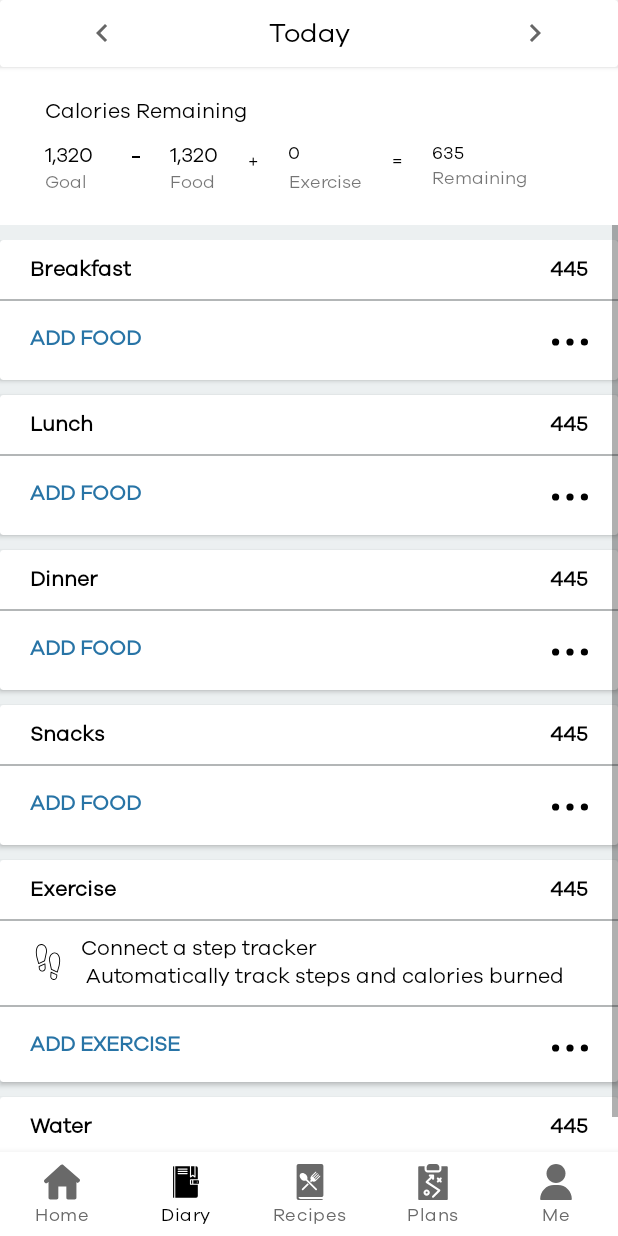
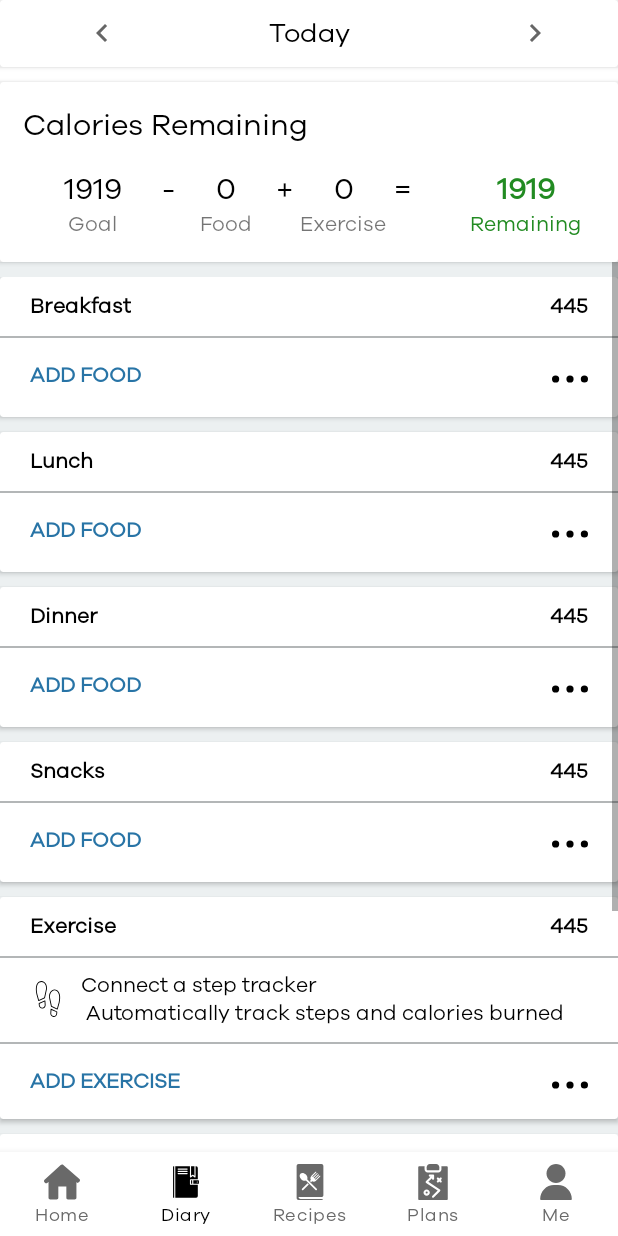
Before and after one commit to prabinkumarsahu28/MyFitnessGoal, an Android app: the screen it shows after launch once a user with an empty profile is signed in (MainActivity), item 2 of the bottom bar chosen, on a phone screen of 412 x 824 dp. Run offline under Robolectric (Android 15) with nearby library versions, the phone set to English and light mode, and no system bars; our stand-ins replace Firebase (no records; nobody signed in at launch, a user with empty details on screens opened directly), Room's generated code.

Commit message:
minor changes

```diff
--- a/MyFitnessGoal/app/src/main/java/com/eclair/myfitnessgoal/activities/PlanDetailsActivity.kt
+++ b/MyFitnessGoal/app/src/main/java/com/eclair/myfitnessgoal/activities/PlanDetailsActivity.kt
@@ -23,8 +23,8 @@ class PlanDetailsActivity : AppCompatActivity() {
             tvPlanDetailsName.text = plans.name
         }
 
+        tlPlanDetails.setupWithViewPager(vpPlanDetails)
         vpPlanDetails.adapter = PlanDetailsAdapter(supportFragmentManager, plans)
-        tlPlanDetails.setupWithViewPager(vpPlanDetails)
 
         ivArrowBack.setOnClickListener {
             val intent = Intent(this, MainActivity::class.java)
--- a/MyFitnessGoal/app/src/main/java/com/eclair/myfitnessgoal/adapter/PlanDetailsAdapter.kt
+++ b/MyFitnessGoal/app/src/main/java/com/eclair/myfitnessgoal/adapter/PlanDetailsAdapter.kt
@@ -1,3 +1,5 @@
+@file:Suppress("DEPRECATION")
+
 package com.eclair.myfitnessgoal.adapter
 
 import android.os.Bundle
--- a/MyFitnessGoal/app/src/main/java/com/eclair/myfitnessgoal/fragments/DiaryFragment.kt
+++ b/MyFitnessGoal/app/src/main/java/com/eclair/myfitnessgoal/fragments/DiaryFragment.kt
@@ -7,7 +7,6 @@ import android.os.Bundle
 import android.view.LayoutInflater
 import android.view.View
 import android.view.ViewGroup
-import android.widget.Toast
 import androidx.fragment.app.Fragment
 import androidx.lifecycle.ViewModelProviders
 import androidx.recyclerview.widget.LinearLayoutManager
--- a/MyFitnessGoal/app/src/main/java/com/eclair/myfitnessgoal/viewHolder/FarmersMarketViewHolder.kt
+++ b/MyFitnessGoal/app/src/main/java/com/eclair/myfitnessgoal/viewHolder/FarmersMarketViewHolder.kt
@@ -15,7 +15,7 @@ class FarmersMarketViewHolder(private val view: View,private val recipeViewListe
         view.apply {
             Glide.with(this).load(recipesClass.ImgLink).into(ivSproutsMarket)
             tvMarketItemName.text = recipesClass.Name
-            tvCal.text = recipesClass.cal
+            tvCal.text = "${recipesClass.cal} Cal"
 
             ivSproutsMarket.setOnClickListener {
                 recipeViewListener.onRecipeClicked(recipesClass)
--- a/MyFitnessGoal/app/src/main/res/layout/activity_login.xml
+++ b/MyFitnessGoal/app/src/main/res/layout/activity_login.xml
@@ -17,7 +17,7 @@
         app:layout_constraintTop_toTopOf="parent">
 
         <ImageView
-            android:id="@+id/ivBackArrowChat"
+            android:id="@+id/ivBackArrowSignUp"
             android:layout_width="wrap_content"
             android:layout_height="wrap_content"
             android:src="@drawable/ic_baseline_arrow_back_24"
--- a/MyFitnessGoal/app/src/main/res/layout/activity_show_food_details.xml
+++ b/MyFitnessGoal/app/src/main/res/layout/activity_show_food_details.xml
@@ -27,7 +27,7 @@
                 android:layout_height="wrap_content">
 
                 <ImageView
-                    android:id="@+id/ivBackArrowChat"
+                    android:id="@+id/ivBackArrowSignUp"
                     android:layout_width="wrap_content"
                     android:layout_height="wrap_content"
                     android:src="@drawable/ic_baseline_arrow_back_24"
--- a/MyFitnessGoal/app/src/main/res/layout/activity_sign_up.xml
+++ b/MyFitnessGoal/app/src/main/res/layout/activity_sign_up.xml
@@ -17,7 +17,7 @@
         app:layout_constraintTop_toTopOf="parent">
 
         <ImageView
-            android:id="@+id/ivBackArrowChat"
+            android:id="@+id/ivBackArrowSignUp"
             android:layout_width="wrap_content"
             android:layout_height="wrap_content"
             android:src="@drawable/ic_baseline_arrow_back_24"
--- a/MyFitnessGoal/app/src/main/res/layout/fragment_diary.xml
+++ b/MyFitnessGoal/app/src/main/res/layout/fragment_diary.xml
@@ -1,11 +1,11 @@
 <?xml version="1.0" encoding="utf-8"?>
-<androidx.constraintlayout.widget.ConstraintLayout xmlns:android="http://schemas.android.com/apk/res/android"
+<LinearLayout xmlns:android="http://schemas.android.com/apk/res/android"
     xmlns:app="http://schemas.android.com/apk/res-auto"
     xmlns:tools="http://schemas.android.com/tools"
     android:layout_width="match_parent"
     android:layout_height="match_parent"
+    android:orientation="vertical"
     tools:context=".fragments.DiaryFragment">
-
 
     <androidx.cardview.widget.CardView
         android:id="@+id/cvDays"
@@ -68,154 +68,145 @@
     <androidx.cardview.widget.CardView
         android:layout_width="match_parent"
         android:layout_height="wrap_content"
-        app:layout_constraintStart_toStartOf="parent"
+        android:layout_marginTop="@dimen/dp_10"
+        android:elevation="@dimen/dp_10"
         app:layout_constraintTop_toBottomOf="@id/cvDays">
 
-    </androidx.cardview.widget.CardView>
+        <androidx.constraintlayout.widget.ConstraintLayout
+            android:layout_width="match_parent"
+            android:layout_height="wrap_content"
+            android:layout_margin="@dimen/dp_15">
 
             <TextView
                 android:id="@+id/tvCalRemaining"
                 android:layout_width="wrap_content"
                 android:layout_height="wrap_content"
-        android:layout_marginStart="30dp"
-        android:layout_marginTop="20dp"
+                android:paddingBottom="@dimen/dp_15"
                 android:text="Calories Remaining"
                 android:textColor="@color/black"
+                android:textSize="@dimen/sp_20"
                 app:layout_constraintStart_toStartOf="parent"
-        app:layout_constraintTop_toBottomOf="@id/cvDays" />
-
-    <RelativeLayout
-        android:id="@+id/rlCalculateCal"
-        android:layout_width="wrap_content"
-        android:layout_height="wrap_content"
-        app:layout_constraintStart_toStartOf="@id/tvCalRemaining"
-        app:layout_constraintTop_toBottomOf="@id/tvCalRemaining">
+                app:layout_constraintTop_toTopOf="parent" />
 
             <TextView
                 android:id="@+id/tvGoalCal"
                 android:layout_width="wrap_content"
                 android:layout_height="wrap_content"
-            android:layout_marginTop="10dp"
-            android:text="1,320"
-            android:textColor="@color/black" />
+                android:text="1919"
+                android:textColor="@color/black"
+                android:textSize="@dimen/sp_20"
+                app:layout_constraintEnd_toStartOf="@id/tvMinus"
+                app:layout_constraintStart_toStartOf="parent"
+                app:layout_constraintTop_toBottomOf="@id/tvCalRemaining" />
 
             <TextView
-            android:id="@+id/tvTotalCalories"
                 android:layout_width="wrap_content"
                 android:layout_height="wrap_content"
-            android:layout_below="@+id/tvGoalCal"
                 android:text="Goal"
-            android:textAlignment="center"
-            android:textSize="12sp" />
+                app:layout_constraintEnd_toEndOf="@id/tvGoalCal"
+                app:layout_constraintStart_toStartOf="@id/tvGoalCal"
+                app:layout_constraintTop_toBottomOf="@id/tvGoalCal" />
 
-        <View
-            android:id="@+id/vMinus"
-            android:layout_width="5dp"
-            android:layout_height="1dp"
-            android:layout_marginStart="30dp"
-            android:layout_marginTop="20dp"
-            android:layout_toRightOf="@id/tvTotalCalories"
-            android:background="@color/black" />
+            <TextView
+                android:id="@+id/tvMinus"
+                android:layout_width="wrap_content"
+                android:layout_height="wrap_content"
+                android:text="-"
+                android:textColor="@color/black"
+                android:textSize="@dimen/sp_20"
+                app:layout_constraintEnd_toStartOf="@id/tvFoodCal"
+                app:layout_constraintStart_toEndOf="@id/tvGoalCal"
+                app:layout_constraintTop_toBottomOf="@id/tvCalRemaining" />
 
             <TextView
                 android:id="@+id/tvFoodCal"
                 android:layout_width="wrap_content"
                 android:layout_height="wrap_content"
-            android:layout_marginStart="20dp"
-            android:layout_marginTop="10dp"
-            android:layout_toRightOf="@+id/vMinus"
-            android:text="1,320"
-            android:textColor="@color/black" />
+                android:text="0"
+                android:textColor="@color/black"
+                android:textSize="@dimen/sp_20"
+                app:layout_constraintEnd_toStartOf="@id/tvPlus"
+                app:layout_constraintStart_toEndOf="@id/tvMinus"
+                app:layout_constraintTop_toBottomOf="@id/tvCalRemaining" />
 
             <TextView
-            android:id="@+id/tvFood"
                 android:layout_width="wrap_content"
                 android:layout_height="wrap_content"
-            android:layout_below="@+id/tvFoodCal"
-            android:layout_marginStart="20dp"
-            android:layout_toRightOf="@+id/vMinus"
                 android:text="Food"
-            android:textAlignment="center"
-            android:textSize="12sp" />
+                app:layout_constraintEnd_toEndOf="@id/tvFoodCal"
+                app:layout_constraintStart_toStartOf="@id/tvFoodCal"
+                app:layout_constraintTop_toBottomOf="@id/tvFoodCal" />
 
             <TextView
                 android:id="@+id/tvPlus"
                 android:layout_width="wrap_content"
                 android:layout_height="wrap_content"
-            android:layout_marginStart="20dp"
-            android:layout_marginTop="15dp"
-            android:layout_toRightOf="@+id/tvFoodCal"
                 android:text="+"
-            android:textAlignment="center"
                 android:textColor="@color/black"
-            android:textSize="12sp" />
+                android:textSize="@dimen/sp_20"
+                app:layout_constraintEnd_toStartOf="@id/tvExerciseCal"
+                app:layout_constraintStart_toEndOf="@id/tvFoodCal"
+                app:layout_constraintTop_toBottomOf="@id/tvCalRemaining" />
 
             <TextView
                 android:id="@+id/tvExerciseCal"
                 android:layout_width="wrap_content"
                 android:layout_height="wrap_content"
-            android:layout_marginStart="20dp"
-            android:layout_marginTop="10dp"
-            android:layout_toRightOf="@+id/tvPlus"
                 android:text="0"
-            android:textAlignment="center"
                 android:textColor="@color/black"
-            android:textSize="12sp" />
+                android:textSize="@dimen/sp_20"
+                app:layout_constraintEnd_toStartOf="@id/tvEqual"
+                app:layout_constraintStart_toEndOf="@id/tvPlus"
+                app:layout_constraintTop_toBottomOf="@id/tvCalRemaining" />
 
             <TextView
-            android:id="@+id/tvExercise"
                 android:layout_width="wrap_content"
                 android:layout_height="wrap_content"
-            android:layout_below="@+id/tvFoodCal"
-            android:layout_marginStart="20dp"
-            android:layout_toRightOf="@+id/tvPlus"
                 android:text="Exercise"
-            android:textAlignment="center"
-            android:textSize="12sp" />
+                app:layout_constraintEnd_toEndOf="@id/tvExerciseCal"
+                app:layout_constraintStart_toStartOf="@id/tvExerciseCal"
+                app:layout_constraintTop_toBottomOf="@id/tvExerciseCal" />
 
             <TextView
                 android:id="@+id/tvEqual"
                 android:layout_width="wrap_content"
                 android:layout_height="wrap_content"
-            android:layout_marginStart="20dp"
-            android:layout_marginTop="15dp"
-            android:layout_toRightOf="@+id/tvExercise"
                 android:text="="
-            android:textAlignment="center"
                 android:textColor="@color/black"
-            android:textSize="12sp" />
-
+                android:textSize="@dimen/sp_20"
+                app:layout_constraintEnd_toStartOf="@id/tvRemainingCal"
+                app:layout_constraintStart_toEndOf="@id/tvExerciseCal"
+                app:layout_constraintTop_toBottomOf="@id/tvCalRemaining" />
 
             <TextView
                 android:id="@+id/tvRemainingCal"
                 android:layout_width="wrap_content"
                 android:layout_height="wrap_content"
-            android:layout_marginStart="20dp"
-            android:layout_marginTop="10dp"
-            android:layout_toRightOf="@+id/tvEqual"
-            android:text="635"
-            android:textAlignment="center"
-            android:textColor="@color/black"
-            android:textSize="12sp" />
+                android:layout_marginStart="@dimen/dp_30"
+                android:text="1919"
+                android:textColor="@color/green"
+                android:textSize="@dimen/sp_20"
+                android:textStyle="bold"
+                app:layout_constraintEnd_toEndOf="parent"
+                app:layout_constraintStart_toEndOf="@id/tvEqual"
+                app:layout_constraintTop_toBottomOf="@id/tvCalRemaining" />
 
             <TextView
-            android:id="@+id/tvRemaining"
                 android:layout_width="wrap_content"
                 android:layout_height="wrap_content"
-            android:layout_below="@+id/tvRemainingCal"
-            android:layout_marginStart="20dp"
-            android:layout_toRightOf="@+id/tvEqual"
                 android:text="Remaining"
-            android:textAlignment="center"
-            android:textSize="12sp" />
-    </RelativeLayout>
+                android:textColor="@color/green"
+                app:layout_constraintEnd_toEndOf="@id/tvRemainingCal"
+                app:layout_constraintStart_toStartOf="@id/tvRemainingCal"
+                app:layout_constraintTop_toBottomOf="@id/tvRemainingCal" />
+
+        </androidx.constraintlayout.widget.ConstraintLayout>
+    </androidx.cardview.widget.CardView>
 
     <ScrollView
         android:layout_width="match_parent"
-        android:layout_height="@dimen/dp_0"
-        android:layout_marginTop="20dp"
-        android:background="#ECF0F1"
-        app:layout_constraintTop_toBottomOf="@+id/rlCalculateCal">
+        android:layout_height="wrap_content"
+        android:background="#ECF0F1">
 
         <RelativeLayout
             android:layout_width="match_parent"
@@ -276,8 +267,8 @@
                         android:id="@+id/rv_breakFast"
                         android:layout_width="match_parent"
                         android:layout_height="wrap_content"
-                        android:layout_marginBottom="@dimen/dp_10"
-                        android:layout_below="@+id/tvAddFood">
+                        android:layout_below="@+id/tvAddFood"
+                        android:layout_marginBottom="@dimen/dp_10">
 
                     </androidx.recyclerview.widget.RecyclerView>
 
@@ -352,8 +343,8 @@
                         android:id="@+id/rv_Lunch"
                         android:layout_width="match_parent"
                         android:layout_height="wrap_content"
-                        android:layout_marginBottom="@dimen/dp_10"
-                        android:layout_below="@+id/tvAddLunchFood">
+                        android:layout_below="@+id/tvAddLunchFood"
+                        android:layout_marginBottom="@dimen/dp_10">
 
                     </androidx.recyclerview.widget.RecyclerView>
 
@@ -428,8 +419,8 @@
                         android:id="@+id/rv_Dinner"
                         android:layout_width="match_parent"
                         android:layout_height="wrap_content"
-                        android:layout_marginBottom="@dimen/dp_10"
-                        android:layout_below="@+id/tvAddDinnerFood">
+                        android:layout_below="@+id/tvAddDinnerFood"
+                        android:layout_marginBottom="@dimen/dp_10">
 
                     </androidx.recyclerview.widget.RecyclerView>
 
@@ -505,8 +496,8 @@
                         android:id="@+id/rv_Snacks"
                         android:layout_width="match_parent"
                         android:layout_height="wrap_content"
-                        android:layout_marginBottom="@dimen/dp_10"
-                        android:layout_below="@+id/tvAddSnackFood">
+                        android:layout_below="@+id/tvAddSnackFood"
+                        android:layout_marginBottom="@dimen/dp_10">
 
                     </androidx.recyclerview.widget.RecyclerView>
 
@@ -572,10 +563,10 @@
                         android:layout_below="@+id/tvExer"
                         android:layout_marginStart="@dimen/dp_20"
                         android:layout_marginTop="@dimen/dp_20"
-                        android:drawableLeft="@drawable/ic_footprints"
                         android:drawablePadding="@dimen/dp_10"
                         android:text="Connect a step tracker \n Automatically track steps and calories burned "
-                        android:textColor="@color/black" />
+                        android:textColor="@color/black"
+                        app:drawableLeftCompat="@drawable/ic_footprints" />
 
                     <View
                         android:id="@+id/vLineSix"
@@ -700,12 +691,13 @@
                         android:layout_height="wrap_content"
                         android:layout_marginStart="@dimen/dp_30"
                         android:layout_marginEnd="@dimen/dp_30"
-                        android:drawableLeft="@drawable/ic_pie_chart__1_"
                         android:drawablePadding="@dimen/dp_10"
                         android:padding="@dimen/dp_6"
                         android:text="Nutrition"
                         android:textColor="@color/black"
-                        android:textSize="@dimen/dp_18" />
+                        android:textSize="@dimen/sp_18"
+                        app:drawableLeftCompat="@drawable/ic_pie_chart__1_"
+                        tools:ignore="SpUsage" />
 
                 </androidx.cardview.widget.CardView>
 
@@ -715,7 +707,7 @@
                     android:layout_height="wrap_content"
                     android:layout_marginStart="@dimen/dp_20"
                     android:layout_marginTop="@dimen/dp_10"
-                    android:layout_toRightOf="@+id/cvNutrition"
+                    android:layout_toEndOf="@+id/cvNutrition"
                     android:elevation="@dimen/dp_50">
 
                     <TextView
@@ -723,52 +715,45 @@
                         android:layout_height="wrap_content"
                         android:layout_marginStart="@dimen/dp_30"
                         android:layout_marginEnd="@dimen/dp_30"
-                        android:drawableLeft="@drawable/ic_document"
                         android:drawablePadding="@dimen/dp_10"
                         android:padding="@dimen/dp_6"
                         android:text="Notes"
                         android:textColor="@color/black"
-                        android:textSize="@dimen/dp_18" />
+                        android:textSize="@dimen/dp_18"
+                        app:drawableLeftCompat="@drawable/ic_document" />
 
                 </androidx.cardview.widget.CardView>
 
             </RelativeLayout>
 
-            <RelativeLayout
+            <androidx.cardview.widget.CardView
                 android:layout_width="match_parent"
                 android:layout_height="wrap_content"
                 android:layout_below="@+id/rlNutrition"
-                android:layout_marginTop="@dimen/dp_10"
-                android:layout_marginBottom="@dimen/dp_200">
-
-
-                <androidx.cardview.widget.CardView
-                    android:layout_width="match_parent"
-                    android:layout_height="wrap_content"
-                    android:layout_margin="@dimen/dp_15"
-                    android:backgroundTint="#21618C"
+                android:layout_marginStart="@dimen/dp_20"
+                android:layout_marginTop="@dimen/dp_15"
+                android:layout_marginEnd="@dimen/dp_20"
+                android:layout_marginBottom="@dimen/dp_40"
+                android:backgroundTint="@color/purple_500"
                 android:elevation="@dimen/dp_40">
 
                 <TextView
                     android:layout_width="wrap_content"
                     android:layout_height="wrap_content"
                     android:layout_gravity="center"
-                        android:drawableLeft="@drawable/ic_journal"
                     android:drawablePadding="@dimen/dp_10"
-                        android:padding="@dimen/dp_6"
+                    android:drawableTint="@color/white"
+                    android:paddingTop="@dimen/dp_10"
+                    android:paddingBottom="@dimen/dp_10"
                     android:text="Complete Diary"
-                        android:textColor="@color/white" />
+                    android:textColor="@color/white"
+                    app:drawableLeftCompat="@drawable/ic_journal" />
 
             </androidx.cardview.widget.CardView>
 
-
         </RelativeLayout>
-
-
-        </RelativeLayout>
-
 
     </ScrollView>
 
 
-</androidx.constraintlayout.widget.ConstraintLayout>
+</LinearLayout>
```
Also changed, not shown: MyFitnessGoal/app/src/main/java/com/eclair/myfitnessgoal/activities/BlogViewActivity.kt (+7 -0 lines), MyFitnessGoal/app/src/main/res/layout/activity_blog_view.xml (+39 -3 lines), MyFitnessGoal/app/src/main/res/layout/fragment_plan_overview.xml (+10 -3 lines), MyFitnessGoal/app/src/main/res/layout/fragment_recipes.xml (+12 -29 lines), MyFitnessGoal/app/src/main/res/layout/fragment_recipies.xml (deleted, +0 -14 lines), MyFitnessGoal/app/src/main/res/layout/home_sample_layout.xml (+16 -10 lines), MyFitnessGoal/app/src/main/res/layout/market_item_layout.xml (+18 -9 lines). Lines whose indentation alone changed are shown as unchanged.
